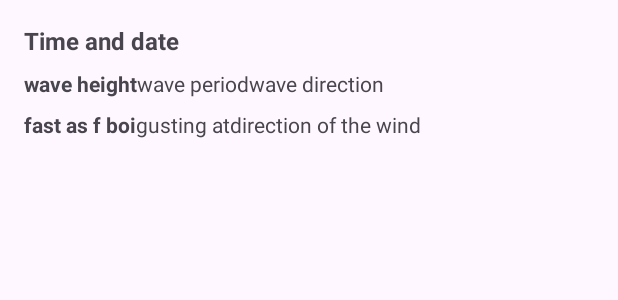
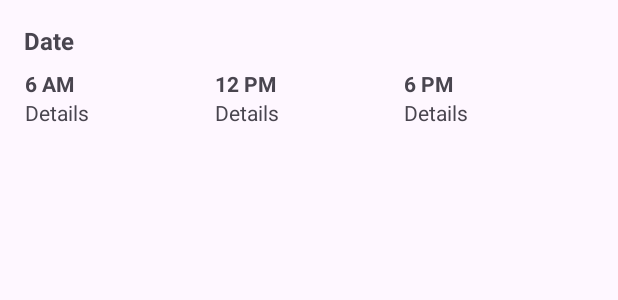
Before and after one commit to notetakingforeggs/surfeillanceV2-frontend, an Android app: the layout day_forecast_item.xml on its own in the app's theme, with its tools: preview values and no code run, on a phone screen of 412 x 824 dp. Shown: the top 300 px of the screen. Run offline under Robolectric (Android 15) with nearby library versions, the phone set to English and light mode, and no system bars.

Commit message:
Feat: pathway from activity up to DAO and back complete for day forecast - adapter in progress

```diff
--- a/app/src/main/java/com/example/surfeillance_v2_frontend/model/DAO/ForecastDAO.java
+++ b/app/src/main/java/com/example/surfeillance_v2_frontend/model/DAO/ForecastDAO.java
@@ -19,6 +19,9 @@ public interface ForecastDAO {
     @Query("SELECT * FROM forecasts WHERE spot_id = :spot_id AND time IN (:times)")
     LiveData<List<ForecastEntity>> getSimpleDayForecast(long spot_id, List<String> times);
 
+    @Query("SELECT * FROm forecasts WHERE spot_id = :spot_id and date = :date ")
+    LiveData<List<ForecastEntity>> getHourlyForecastsAtSpotOnDate(long spot_id, String date);
+
     @Insert
     void insertAll(List<ForecastEntity> forecasts);
 
--- a/app/src/main/java/com/example/surfeillance_v2_frontend/viewmodels/WeeklyForecastViewModelFactory.java
+++ b/app/src/main/java/com/example/surfeillance_v2_frontend/viewmodels/WeeklyForecastViewModelFactory.java
@@ -20,6 +20,6 @@ private Long spotId;
         if (modelClass.isAssignableFrom(WeeklyForecastsViewModel.class)) {
             return (T) new WeeklyForecastsViewModel(app, spotId);
         }
-        throw new IllegalArgumentException("Unknown ViewModel class");
+        throw new IllegalArgumentException("Unknown ViewModel class in weekly");
     }
 }
--- a/app/src/main/res/layout/day_forecast_item.xml
+++ b/app/src/main/res/layout/day_forecast_item.xml
@@ -5,10 +5,10 @@
     android:padding="16dp">
 
     <TextView
-            android:id="@+id/forecast_time"
+        android:id="@+id/forecast_date"
         android:layout_width="wrap_content"
         android:layout_height="wrap_content"
-            android:text="Time and date"
+        android:text="Date"
         android:textSize="16sp"
         android:textStyle="bold"
         app:layout_constraintTop_toTopOf="parent"
@@ -16,67 +16,81 @@
         />
 
     <LinearLayout
-        android:id="@+id/wavesDeets"
+        android:id="@+id/forecast_6am"
         android:layout_width="0dp"
         android:layout_height="wrap_content"
         android:layout_marginTop="8dp"
-        android:orientation="horizontal"
-        app:layout_constraintEnd_toEndOf="parent"
+        android:orientation="vertical"
+        app:layout_constraintEnd_toStartOf="@+id/forecast_12pm"
         app:layout_constraintStart_toStartOf="parent"
-        app:layout_constraintBottom_toTopOf="@id/windDeets"
-        app:layout_constraintTop_toBottomOf="@id/forecast_time"
-        >
+        app:layout_constraintTop_toBottomOf="@id/forecast_date"
+        app:layout_constraintWidth_percent="0.33">
 
         <TextView
-            android:id="@+id/waveHeight"
+            android:id="@+id/forecast_6am_time"
             android:layout_width="wrap_content"
             android:layout_height="wrap_content"
-            android:text="wave height"
+            android:text="6 AM"
             android:textSize="14sp"
             android:textStyle="bold" />
 
         <TextView
-            android:id="@+id/wavePeriod"
+            android:id="@+id/forecast_6am_details"
             android:layout_width="wrap_content"
             android:layout_height="wrap_content"
-            android:text="wave period" />
-
-        <TextView
-            android:id="@+id/waveDirection"
-            android:layout_width="wrap_content"
-            android:layout_height="wrap_content"
-            android:text="wave direction" />
+            android:text="Details" />
     </LinearLayout>
 
     <LinearLayout
-            android:id="@+id/windDeets"
+        android:id="@+id/forecast_12pm"
         android:layout_width="0dp"
         android:layout_height="wrap_content"
-            android:orientation="horizontal"
+        android:orientation="vertical"
         android:layout_marginTop="8dp"
-            app:layout_constraintTop_toBottomOf="@id/wavesDeets"
-            app:layout_constraintStart_toStartOf="parent"
-            app:layout_constraintEnd_toEndOf="parent"
->
+        app:layout_constraintTop_toBottomOf="@id/forecast_date"
+        app:layout_constraintStart_toEndOf="@+id/forecast_6am"
+        app:layout_constraintEnd_toStartOf="@+id/forecast_6pm"
+        app:layout_constraintWidth_percent="0.33">
+
         <TextView
-                android:id="@+id/windSpeed"
+            android:id="@+id/forecast_12pm_time"
             android:layout_width="wrap_content"
             android:layout_height="wrap_content"
-                android:text="fast as f boi"
+            android:text="12 PM"
             android:textSize="14sp"
             android:textStyle="bold" />
 
         <TextView
-                android:id="@+id/windGusts"
+            android:id="@+id/forecast_12pm_details"
             android:layout_width="wrap_content"
             android:layout_height="wrap_content"
-                android:text="gusting at" />
+            android:text="Details" />
+    </LinearLayout>
+
+    <LinearLayout
+        android:id="@+id/forecast_6pm"
+        android:layout_width="0dp"
+        android:layout_height="wrap_content"
+        android:orientation="vertical"
+        android:layout_marginTop="8dp"
+        app:layout_constraintTop_toBottomOf="@id/forecast_date"
+        app:layout_constraintStart_toEndOf="@+id/forecast_12pm"
+        app:layout_constraintEnd_toEndOf="parent"
+        app:layout_constraintWidth_percent="0.33">
 
         <TextView
-                android:id="@+id/windDirection"
+            android:id="@+id/forecast_6pm_time"
             android:layout_width="wrap_content"
             android:layout_height="wrap_content"
-                android:text="direction of the wind" />
+            android:text="6 PM"
+            android:textSize="14sp"
+            android:textStyle="bold" />
+
+        <TextView
+            android:id="@+id/forecast_6pm_details"
+            android:layout_width="wrap_content"
+            android:layout_height="wrap_content"
+            android:text="Details" />
     </LinearLayout>
 
 </androidx.constraintlayout.widget.ConstraintLayout>
```
Also changed, not shown: app/src/main/java/com/example/surfeillance_v2_frontend/model/repository/ForecastRepository.java (+35 -14 lines), app/src/main/java/com/example/surfeillance_v2_frontend/viewmodels/DayForecastViewModel.java (added, +30 -0 lines), app/src/main/java/com/example/surfeillance_v2_frontend/viewmodels/DayForecastViewModelFactory.java (added, +27 -0 lines), app/src/main/java/com/example/surfeillance_v2_frontend/views/dayforecasts/DayForecast.java (+37 -0 lines), app/src/main/java/com/example/surfeillance_v2_frontend/views/dayforecasts/DayForecastAdaptor.java (added, +33 -0 lines), app/src/main/java/com/example/surfeillance_v2_frontend/views/mainactivity/MainActivity.java (+12 -6 lines), app/src/main/res/layout/hour_forecast_item.xml (+78 -2 lines). Lines whose indentation alone changed are shown as unchanged.
